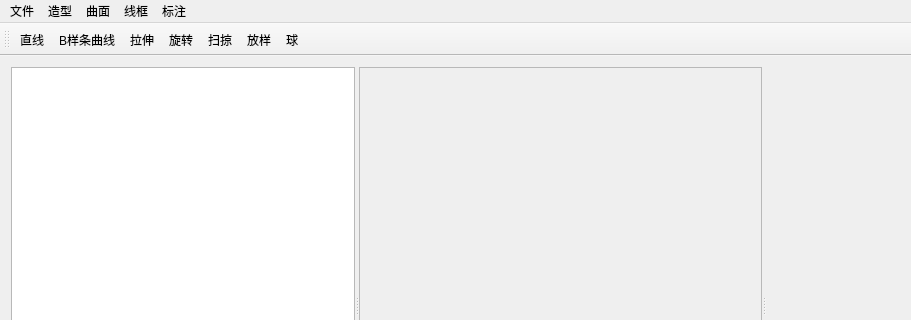
Before: the Qt Designer form Bim/BimMainWindow.ui in kuaidy/learnopengl, drawn with Qt 5; both pictures show x 0 to 911 and y 0 to 320 of the 911 by 575 pixel window.
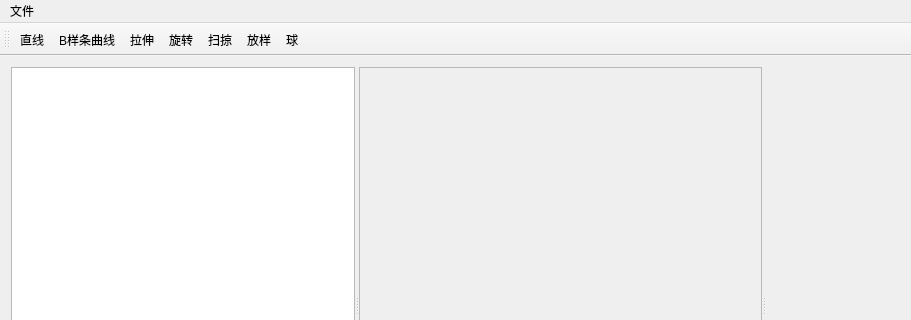
After: the same form once the commit is applied. Custom widgets are drawn as their Qt base class.

```diff
--- a/Bim/BimMainWindow.ui
+++ b/Bim/BimMainWindow.ui
@@ -65,31 +65,7 @@
     </property>
     <addaction name="fileopen"/>
    </widget>
-   <widget class="QMenu" name="menu_2">
-    <property name="title">
-     <string>造型</string>
-    </property>
-   </widget>
-   <widget class="QMenu" name="menu_3">
-    <property name="title">
-     <string>曲面</string>
-    </property>
-   </widget>
-   <widget class="QMenu" name="menu_4">
-    <property name="title">
-     <string>线框</string>
-    </property>
-   </widget>
-   <widget class="QMenu" name="menu_5">
-    <property name="title">
-     <string>标注</string>
-    </property>
-   </widget>
    <addaction name="menu"/>
-   <addaction name="menu_2"/>
-   <addaction name="menu_3"/>
-   <addaction name="menu_4"/>
-   <addaction name="menu_5"/>
   </widget>
   <widget class="QToolBar" name="mainToolBar">
    <attribute name="toolBarArea">
```
Left out of the diff: 8 changed lines with no effect on the pictures.
